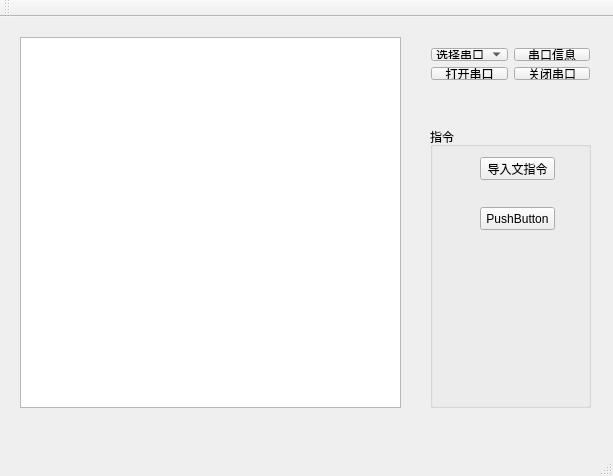
V-Yamato/DuagonPortConfig, file DuagonConfig/MainWindow.ui: the form before one commit.
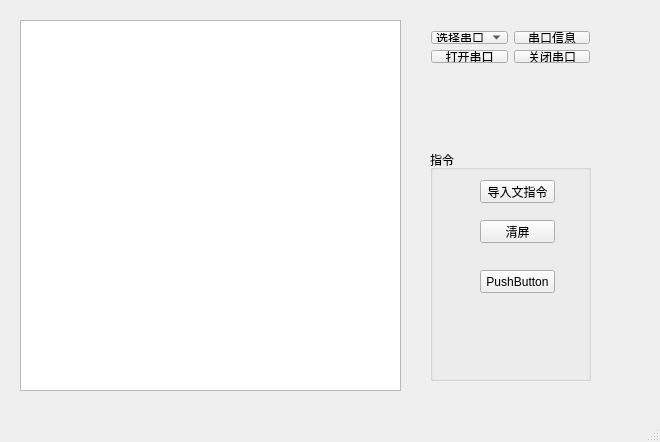
The form after the commit.

```diff
--- a/DuagonConfig/MainWindow.ui
+++ b/DuagonConfig/MainWindow.ui
@@ -9,8 +9,8 @@
    <rect>
     <x>0</x>
     <y>0</y>
-    <width>613</width>
-    <height>476</height>
+    <width>660</width>
+    <height>442</height>
    </rect>
   </property>
   <property name="windowTitle">
@@ -31,9 +31,9 @@
     <property name="geometry">
      <rect>
       <x>430</x>
-      <y>110</y>
+      <y>150</y>
       <width>161</width>
-      <height>281</height>
+      <height>231</height>
      </rect>
     </property>
     <property name="title">
@@ -56,7 +56,20 @@
      <property name="geometry">
       <rect>
        <x>50</x>
-       <y>80</y>
+       <y>70</y>
+       <width>75</width>
+       <height>23</height>
+      </rect>
+     </property>
+     <property name="text">
+      <string>清屏</string>
+     </property>
+    </widget>
+    <widget class="QPushButton" name="pushButton">
+     <property name="geometry">
+      <rect>
+       <x>50</x>
+       <y>120</y>
        <width>75</width>
        <height>23</height>
       </rect>
@@ -66,7 +79,7 @@
      </property>
     </widget>
    </widget>
-   <widget class="QWidget" name="">
+   <widget class="QWidget" name="layoutWidget">
     <property name="geometry">
      <rect>
       <x>420</x>
@@ -121,14 +134,6 @@
     </layout>
    </widget>
   </widget>
-  <widget class="QToolBar" name="mainToolBar">
-   <attribute name="toolBarArea">
-    <enum>TopToolBarArea</enum>
-   </attribute>
-   <attribute name="toolBarBreak">
-    <bool>false</bool>
-   </attribute>
-  </widget>
   <widget class="QStatusBar" name="statusBar"/>
  </widget>
  <layoutdefault spacing="6" margin="11"/>
```
Left out of the diff: 4 changed lines with no effect on the pictures.
